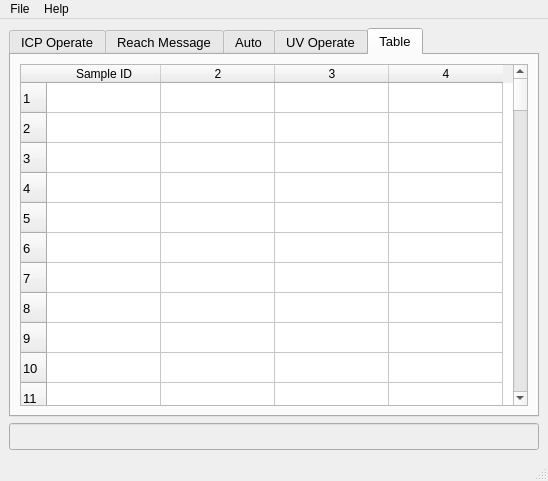
Old version of the form pyqt5_test/Inorganic_Operate_Ui.ui in the repository chen-huai/work.
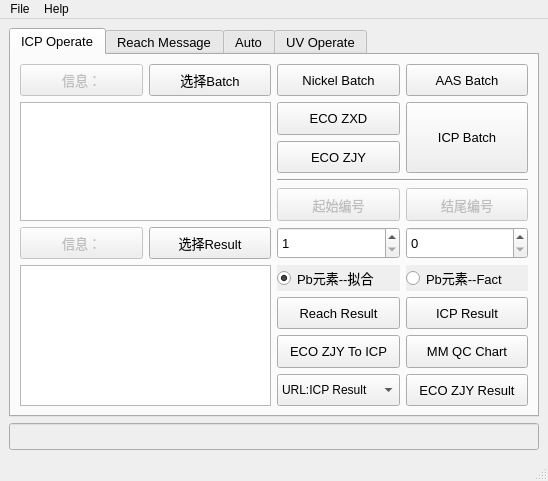
New version of the form. The open tabs and pages were chosen to show the change. Icons and pictures are not drawn.

Commit message: reach中Pb受Fe影响

What changed in the file:
```diff
--- a/pyqt5_test/Inorganic_Operate_Ui.ui
+++ b/pyqt5_test/Inorganic_Operate_Ui.ui
@@ -1767,150 +1767,6 @@
           </item>
          </layout>
         </widget>
-        <widget class="QWidget" name="tab_5">
-         <attribute name="title">
-          <string>Table</string>
-         </attribute>
-         <layout class="QHBoxLayout" name="horizontalLayout">
-          <item>
-           <widget class="QTableWidget" name="tableWidget">
-            <property name="rowCount">
-             <number>100</number>
-            </property>
-            <property name="columnCount">
-             <number>4</number>
-            </property>
-            <attribute name="horizontalHeaderMinimumSectionSize">
-             <number>30</number>
-            </attribute>
-            <attribute name="horizontalHeaderDefaultSectionSize">
-             <number>114</number>
-            </attribute>
-            <attribute name="verticalHeaderDefaultSectionSize">
-             <number>30</number>
-            </attribute>
-            <row/>
-            <row/>
-            <row/>
-            <row/>
-            <row/>
-            <row/>
-            <row/>
-            <row/>
-            <row/>
-            <row/>
-            <row/>
-            <row/>
-            <row/>
-            <row/>
-            <row/>
-            <row/>
-            <row/>
-            <row/>
-            <row/>
-            <row/>
-            <row/>
-            <row/>
-            <row/>
-            <row/>
-            <row/>
-            <row/>
-            <row/>
-            <row/>
-            <row/>
-            <row/>
-            <row/>
-            <row/>
-            <row/>
-            <row/>
-            <row/>
-            <row/>
-            <row/>
-            <row/>
-            <row/>
-            <row/>
-            <row/>
-            <row/>
-            <row/>
-            <row/>
-            <row/>
-            <row/>
-            <row/>
-            <row/>
-            <row/>
-            <row/>
-            <row/>
-            <row/>
-            <row/>
-            <row/>
-            <row/>
-            <row/>
-            <row/>
-            <row/>
-            <row/>
-            <row/>
-            <row/>
-            <row/>
-            <row/>
-            <row/>
-            <row/>
-            <row/>
-            <row/>
-            <row/>
-            <row/>
-            <row/>
-            <row/>
-            <row/>
-            <row/>
-            <row/>
-            <row/>
-            <row/>
-            <row/>
-            <row/>
-            <row/>
-            <row/>
-            <row/>
-            <row/>
-            <row/>
-            <row/>
-            <row/>
-            <row/>
-            <row/>
-            <row/>
-            <row/>
-            <row/>
-            <row/>
-            <row/>
-            <row/>
-            <row/>
-            <row/>
-            <row/>
-            <row/>
-            <row/>
-            <row/>
-            <row/>
-            <column>
-             <property name="text">
-              <string>Sample ID</string>
-             </property>
-            </column>
-            <column/>
-            <column/>
-            <column/>
-            <item row="0" column="1">
-             <property name="text">
-              <string/>
-             </property>
-            </item>
-            <item row="0" column="2">
-             <property name="text">
-              <string/>
-             </property>
-            </item>
-           </widget>
-          </item>
-         </layout>
-        </widget>
        </widget>
       </item>
       <item>
```
Left out of the diff: 990 changed lines with no effect on the pictures. The commit also changes 2 other files.
